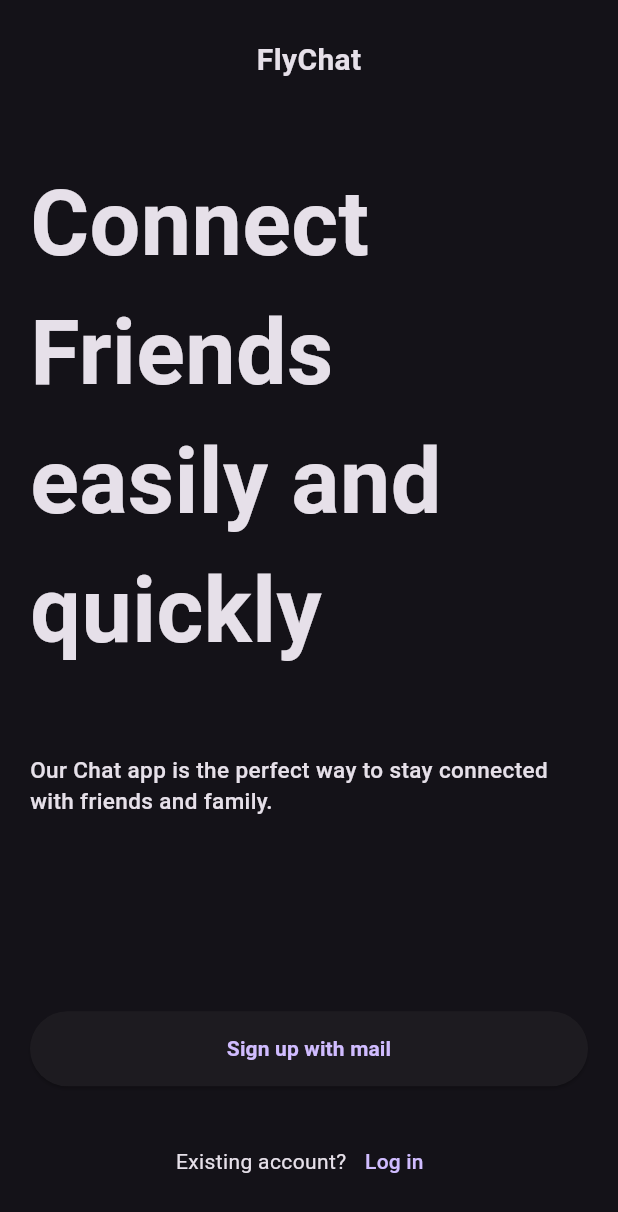
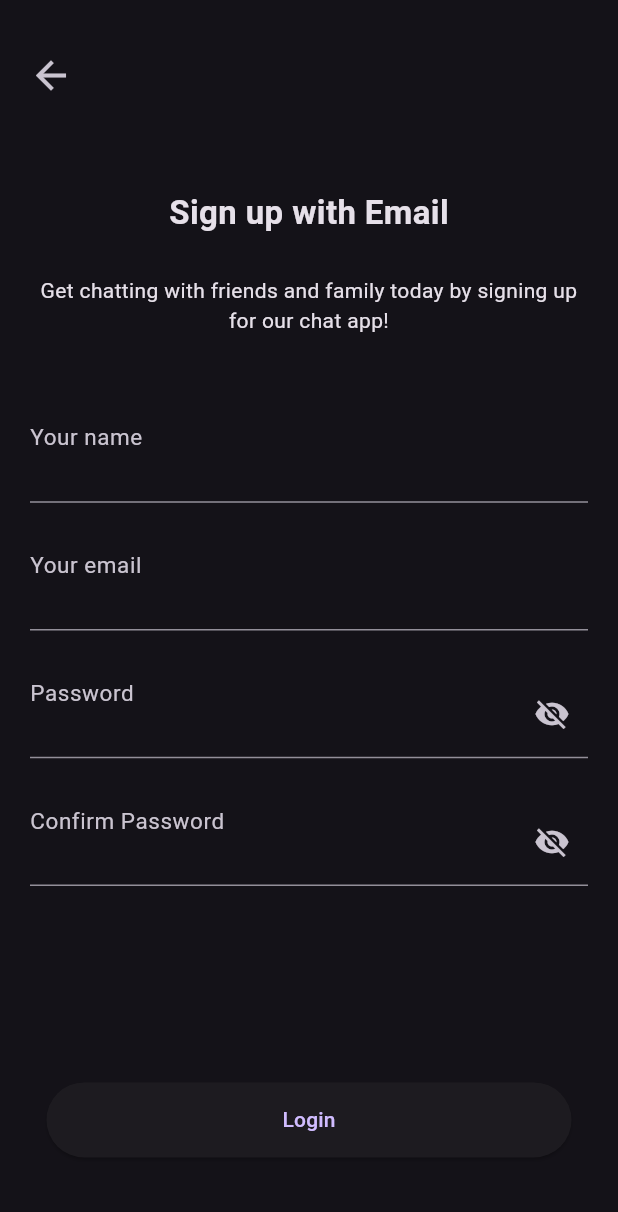
Before and after one commit to Rayhan1546/FlyChat, a Flutter app: the screen it shows after launch, on a phone screen of 412 x 824 dp. Shown: the top 1212 px of the screen. Run offline on Flutter 3.47's test engine with Material 3 defaults, Android fonts, the phone set to English and light mode, and no system bars.

Commit message:
Auth ui is complete

```diff
--- /dev/null
+++ b/lib/features/auth/login_screen/login_screen_viewmodel.dart
@@ -0,0 +1,38 @@
+import 'package:flutter/cupertino.dart';
+import 'package:flychat/features/auth/validators/email_validators.dart';
+import 'package:flychat/features/auth/validators/password_validators.dart';
+
+class LoginScreenViewmodel {
+  static LoginScreenViewmodel? loginScreenViewmodel;
+
+  static LoginScreenViewmodel getInstance() {
+    loginScreenViewmodel ??= LoginScreenViewmodel();
+    return loginScreenViewmodel!;
+  }
+
+  TextEditingController emailController = TextEditingController();
+  TextEditingController passwordController = TextEditingController();
+
+  ValueNotifier<String?> emailErrorText = ValueNotifier(null);
+  ValueNotifier<String?> passwordErrorText = ValueNotifier(null);
+
+  void emailChecker(String email) {
+    if (!EmailValidator.isValid(email)) {
+      EmailValidationError? emailValidationError;
+      emailValidationError = EmailValidator.getValidationError(email);
+      emailErrorText.value = emailValidationError!.getErrorText();
+      return;
+    }
+    emailErrorText.value = null;
+  }
+
+  void passwordChecker(String password) {
+    if (!PasswordValidator.isValid(password)) {
+      PasswordValidationError? passwordValidationError;
+      passwordValidationError = PasswordValidator.getValidationError(password);
+      passwordErrorText.value = passwordValidationError!.getErrorText();
+      return;
+    }
+    passwordErrorText.value = null;
+  }
+}
--- /dev/null
+++ b/lib/features/auth/sign_up/sign_up.dart
@@ -0,0 +1,143 @@
+import 'package:flutter/material.dart';
+import 'package:flychat/features/auth/sign_up/sign_up_viewmodel.dart';
+import 'package:flychat/features/auth/widgets/my_text_field.dart';
+import 'package:flychat/features/auth/widgets/password_field.dart';
+
+class SignUp extends StatelessWidget {
+  SignUp({super.key});
+
+  SignUpViewmodel viewmodel = SignUpViewmodel.getInstance();
+
+  @override
+  Widget build(BuildContext context) {
+    return Scaffold(
+      body: SafeArea(
+        child: Container(
+          height: double.infinity,
+          width: double.infinity,
+          margin: const EdgeInsets.only(left: 20, right: 20),
+          child: Column(
+            mainAxisAlignment: MainAxisAlignment.center,
+            crossAxisAlignment: CrossAxisAlignment.center,
+            children: [
+              const Spacer(
+                flex: 1,
+              ),
+              _backButton(context),
+              const Spacer(
+                flex: 2,
+              ),
+              const Text(
+                'Sign up with Email',
+                style: TextStyle(
+                  fontSize: 22,
+                  fontWeight: FontWeight.bold,
+                ),
+              ),
+              const Spacer(
+                flex: 1,
+              ),
+              const Text(
+                'Get chatting with friends and family today by signing up for our chat app!',
+                textAlign: TextAlign.center,
+              ),
+              const Spacer(
+                flex: 2,
+              ),
+              _nameTextField(context),
+              const Spacer(
+                flex: 1,
+              ),
+              _emailTextField(context),
+              const Spacer(
+                flex: 1,
+              ),
+              _password1TextField(context),
+              const Spacer(
+                flex: 1,
+              ),
+              _password2TextField(context),
+              const Spacer(
+                flex: 5,
+              ),
+              _createAccountButton(context),
+              const Spacer(
+                flex: 2,
+              ),
+            ],
+          ),
+        ),
+      ),
+    );
+  }
+
+  Widget _backButton(BuildContext context) {
+    return Align(
+      alignment: Alignment.topLeft,
+      child: Transform.translate(
+        offset: const Offset(-10, 0),
+        child: IconButton(
+          onPressed: () => Navigator.pop(context),
+          icon: const Icon(
+            Icons.arrow_back,
+            size: 30,
+          ),
+        ),
+      ),
+    );
+  }
+
+  Widget _nameTextField(BuildContext context) {
+    return MyTextField(
+      label: 'Your name',
+      textEditingController: viewmodel.nameController,
+    );
+  }
+
+  Widget _emailTextField(BuildContext context) {
+    return ValueListenableBuilder(
+      valueListenable: viewmodel.emailErrorText,
+      builder: (context, error, _) => MyTextField(
+        label: 'Your email',
+        onChanged: (email) => viewmodel.emailChecker(email),
+        errorText: error,
+        textEditingController: viewmodel.emailController,
+      ),
+    );
+  }
+
+  Widget _password1TextField(BuildContext context) {
+    return ValueListenableBuilder(
+      valueListenable: viewmodel.password1ErrorText,
+      builder: (context, error, _) => PasswordField(
+        label: 'Password',
+        errorText: error,
+        onChanged: (password) => viewmodel.password1Checker(password),
+        textEditingController: viewmodel.password1Controller,
+      ),
+    );
+  }
+
+  Widget _password2TextField(BuildContext context) {
+    return ValueListenableBuilder(
+      valueListenable: viewmodel.password2ErrorText,
+      builder: (context, error, _) => PasswordField(
+        label: 'Confirm Password',
+        errorText: error,
+        onChanged: (password) => viewmodel.password2Checker(password),
+        textEditingController: viewmodel.password2Controller,
+      ),
+    );
+  }
+
+  Widget _createAccountButton(BuildContext context) {
+    return SizedBox(
+      width: 350,
+      height: 50,
+      child: ElevatedButton(
+        onPressed: () {},
+        child: const Text('Login'),
+      ),
+    );
+  }
+}
--- /dev/null
+++ b/lib/features/auth/sign_up/sign_up_viewmodel.dart
@@ -0,0 +1,51 @@
+import 'package:flutter/material.dart';
+import 'package:flychat/features/auth/validators/email_validators.dart';
+import 'package:flychat/features/auth/validators/password_validators.dart';
+
+class SignUpViewmodel {
+  static SignUpViewmodel? signUpViewmodel;
+
+  static SignUpViewmodel getInstance() {
+    signUpViewmodel ??= SignUpViewmodel();
+    return signUpViewmodel!;
+  }
+
+  TextEditingController nameController = TextEditingController();
+  TextEditingController emailController = TextEditingController();
+  TextEditingController password1Controller = TextEditingController();
+  TextEditingController password2Controller = TextEditingController();
+
+  ValueNotifier<String?> emailErrorText = ValueNotifier(null);
+  ValueNotifier<String?> password1ErrorText = ValueNotifier(null);
+  ValueNotifier<String?> password2ErrorText = ValueNotifier(null);
+
+  void emailChecker(String email) {
+    if (!EmailValidator.isValid(email)) {
+      EmailValidationError? emailValidationError;
+      emailValidationError = EmailValidator.getValidationError(email);
+      emailErrorText.value = emailValidationError!.getErrorText();
+      return;
+    }
+    emailErrorText.value = null;
+  }
+
+  void password1Checker(String password) {
+    if (!PasswordValidator.isValid(password)) {
+      PasswordValidationError? passwordValidationError;
+      passwordValidationError = PasswordValidator.getValidationError(password);
+      password1ErrorText.value = passwordValidationError!.getErrorText();
+      return;
+    }
+    password1ErrorText.value = null;
+  }
+
+  void password2Checker(String password) {
+    String? password1 = password1Controller.value.text;
+
+    if (password != password1) {
+      password2ErrorText.value = 'Password must be same!';
+      return;
+    }
+    password2ErrorText.value = null;
+  }
+}
--- /dev/null
+++ b/lib/features/auth/validators/email_validators.dart
@@ -0,0 +1,33 @@
+class EmailValidator {
+  static RegExp emailRegExp = RegExp(
+    r'^(([^<>()[\]\\.,;:\s@\"]+(\.[^<>()[\]\\.,;:\s@\"]+)*)|(\".+\"))@((\[[0-9]{1,3}\.[0-9]{1,3}\.[0-9]{1,3}\.[0-9]{1,3}\])|(([a-zA-Z\-0-9]+\.)+[a-zA-Z]{2,}))$',
+  );
+
+  static EmailValidationError? getValidationError(String? email) {
+    if (email == null) return null;
+    if (email.isEmpty) return EmailValidationError.empty;
+    if (!emailRegExp.hasMatch(email)) return EmailValidationError.invalid;
+    return null;
+  }
+
+  static bool isValid(String? email) {
+    if (email == null) return false;
+    return getValidationError(email) == null;
+  }
+}
+
+enum EmailValidationError {
+  empty,
+  invalid;
+
+  String getErrorText() {
+    switch (this) {
+      case EmailValidationError.empty:
+        return 'Email field must not be empty!';
+      case EmailValidationError.invalid:
+        return 'Must be a Valid email';
+      default:
+        return '';
+    }
+  }
+}
--- /dev/null
+++ b/lib/features/auth/validators/password_validators.dart
@@ -0,0 +1,62 @@
+class PasswordValidator {
+
+  static PasswordValidationError? getValidationError(String? password) {
+    if (password == null) return null;
+    if (password.isEmpty) return PasswordValidationError.empty;
+    if (password.contains(' ')) {
+      return PasswordValidationError.containsSpace;
+    }
+    if (!password.contains(RegExp(r'[a-z]'))) {
+      return PasswordValidationError.noLowercase;
+    }
+    if (!password.contains(RegExp(r'[A-Z]'))) {
+      return PasswordValidationError.noUppercase;
+    }
+    if (!password.contains(RegExp(r'[0-9]'))) {
+      return PasswordValidationError.noDigit;
+    }
+    if (!password.contains(RegExp(r'[!@#$%^&*(),.?":{}|<>]'))) {
+      return PasswordValidationError.noSpecialChar;
+    }
+    if (password.length < 8) {
+      return PasswordValidationError.tooShort;
+    }
+    return null;
+  }
+
+  static bool isValid(String? password) {
+    if (password == null) return false;
+    return getValidationError(password) == null;
+  }
+}
+
+enum PasswordValidationError {
+  empty,
+  containsSpace,
+  noDigit,
+  noUppercase,
+  noLowercase,
+  noSpecialChar,
+  tooShort;
+
+  String getErrorText() {
+    switch (this) {
+      case PasswordValidationError.empty:
+        return 'Password Field must not be empty!';
+      case PasswordValidationError.containsSpace:
+        return 'Password must not contain space!';
+      case PasswordValidationError.noDigit:
+        return 'Password must contain a digit!';
+      case PasswordValidationError.noUppercase:
+        return 'Password must contain a uppercase letter';
+      case PasswordValidationError.noLowercase:
+        return 'Password must contain a lowercase letter';
+      case PasswordValidationError.noSpecialChar:
+        return 'Password must contain a special character';
+      case PasswordValidationError.tooShort:
+        return 'Password must be 8 character long';
+      default:
+        return '';
+    }
+  }
+}
--- /dev/null
+++ b/lib/features/auth/widgets/my_text_field.dart
@@ -0,0 +1,30 @@
+import 'package:flutter/material.dart';
+
+class MyTextField extends StatelessWidget {
+  final TextEditingController textEditingController;
+  final String? errorText;
+  final String label;
+  final ValueChanged<String>? onChanged;
+
+  const MyTextField({
+    super.key,
+    required this.textEditingController,
+    this.errorText,
+    required this.label,
+    this.onChanged,
+  });
+
+  @override
+  Widget build(BuildContext context) {
+    return TextFormField(
+      onChanged: onChanged,
+      controller: textEditingController,
+      decoration: InputDecoration(
+        errorText: errorText,
+        labelText: label,
+        labelStyle: const TextStyle(fontSize: 20),
+        floatingLabelBehavior: FloatingLabelBehavior.always,
+      ),
+    );
+  }
+}
--- /dev/null
+++ b/lib/features/auth/widgets/password_field.dart
@@ -0,0 +1,42 @@
+import 'package:flutter/material.dart';
+
+class PasswordField extends StatelessWidget {
+  final TextEditingController textEditingController;
+  final String? errorText;
+  final String label;
+  final ValueChanged<String> onChanged;
+
+  PasswordField({
+    super.key,
+    required this.textEditingController,
+    this.errorText,
+    required this.label,
+    required this.onChanged,
+  });
+
+  ValueNotifier<bool> hidePassword = ValueNotifier(true);
+
+  @override
+  Widget build(BuildContext context) {
+    return ValueListenableBuilder(
+      valueListenable: hidePassword,
+      builder: (context, value, _) => TextFormField(
+        controller: textEditingController,
+        onChanged: onChanged,
+        obscureText: value,
+        decoration: InputDecoration(
+          errorText: errorText,
+          labelText: label,
+          labelStyle: const TextStyle(fontSize: 20),
+          floatingLabelBehavior: FloatingLabelBehavior.always,
+          suffixIcon: IconButton(
+            icon: value
+                ? const Icon(Icons.visibility_off)
+                : const Icon(Icons.visibility),
+            onPressed: () => hidePassword.value = !hidePassword.value,
+          ),
+        ),
+      ),
+    );
+  }
+}
--- a/lib/features/onboarding/onboarding_screen.dart
+++ b/lib/features/onboarding/onboarding_screen.dart
@@ -14,13 +14,11 @@ class OnboardingScreen extends StatelessWidget {
     return Scaffold(
       body: SafeArea(
         child: Container(
-          padding: EdgeInsets.only(left: 20, right: 20),
-          child: Align(
-            alignment: Alignment.center,
+          padding: const EdgeInsets.only(left: 20, right: 20),
           child: Column(
             crossAxisAlignment: CrossAxisAlignment.center,
             children: [
-                Spacer(
+              const Spacer(
                 flex: 1,
               ),
               const Text(
@@ -30,14 +28,14 @@ class OnboardingScreen extends StatelessWidget {
               const Spacer(
                 flex: 2,
               ),
-                Text(
+              const Text(
                 'Connect Friends easily and quickly',
                 style: TextStyle(fontSize: 60, fontWeight: FontWeight.bold),
               ),
               const Spacer(
                 flex: 2,
               ),
-                Text(
+              const Text(
                 'Our Chat app is the perfect way to stay connected with friends and family.',
                 style: TextStyle(fontSize: 15, fontWeight: FontWeight.w500),
               ),
@@ -56,7 +54,6 @@ class OnboardingScreen extends StatelessWidget {
           ),
         ),
       ),
-      ),
     );
   }
 }
@@ -66,8 +63,8 @@ Widget _signUpWithMail(double width, BuildContext context) {
     width: width,
     height: 50,
     child: ElevatedButton(
-      onPressed: () {},
-      child: Text(
+      onPressed: () => Navigator.pushNamed(context, '/signup'),
+      child: const Text(
         'Sign up with mail',
         style: TextStyle(fontWeight: FontWeight.bold),
       ),
@@ -79,10 +76,10 @@ Widget _login(BuildContext context) {
   return Row(
     mainAxisAlignment: MainAxisAlignment.center,
     children: [
-      Text('Existing account?'),
+      const Text('Existing account?'),
       TextButton(
         onPressed: () => Navigator.pushNamed(context, '/login'),
-        child: Text('Log in'),
+        child: const Text('Log in'),
       ),
     ],
   );
--- a/lib/main.dart
+++ b/lib/main.dart
@@ -1,5 +1,6 @@
 import 'package:flutter/material.dart';
-import 'package:flychat/features/login_screen/login_screen.dart';
+import 'package:flychat/features/auth/login_screen/login_screen.dart';
+import 'package:flychat/features/auth/sign_up/sign_up.dart';
 import 'package:flychat/features/onboarding/onboarding_screen.dart';
 
 void main() {
@@ -17,8 +18,9 @@ class MyApp extends StatelessWidget {
       routes: {
         '/': (context) => OnboardingScreen(),
         '/login': (context) => LoginScreen(),
+        '/signup': (context) => SignUp(),
       },
-      initialRoute: '/',
+      initialRoute: '/signup',
     );
   }
 }
```
Also changed, not shown: lib/features/auth/login_screen/login_screen.dart (added, +136 -0 lines), lib/features/login_screen/login_screen.dart (deleted, +0 -121 lines). Lines whose indentation alone changed are shown as unchanged.
